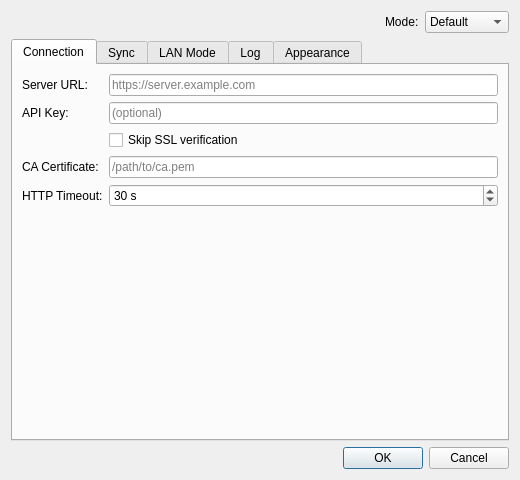
albertsdk/hsync-desktop, file hsync_desktop/ui/settings_dialog.ui: the form before one commit.
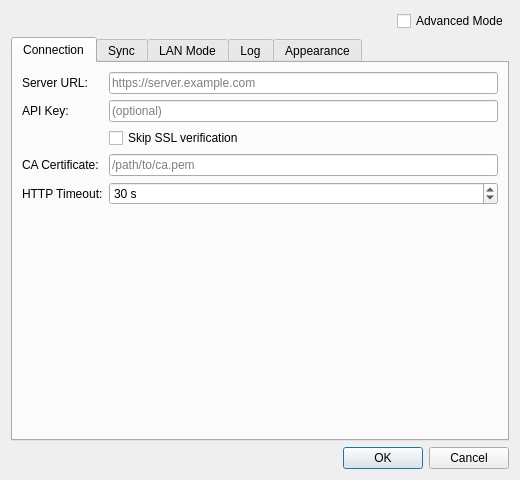
The form after the commit. Icons and pictures are not drawn.

Commit message:
refactor: replace mode combo with toggle checkbox for advanced settings
- Replace QComboBox with QCheckBox for simpler UX
- Checkbox labeled 'Advanced Mode' toggles visibility of advanced options

```diff
--- a/hsync_desktop/ui/settings_dialog.ui
+++ b/hsync_desktop/ui/settings_dialog.ui
@@ -37,26 +37,12 @@
       </spacer>
      </item>
      <item>
-      <widget class="QLabel" name="lblMode">
+      <widget class="QCheckBox" name="advancedMode">
        <property name="text">
-        <string>Mode:</string>
+        <string>Advanced Mode</string>
        </property>
       </widget>
      </item>
-     <item>
-      <widget class="QComboBox" name="modeCombo">
-       <item>
-        <property name="text">
-         <string>Default</string>
-        </property>
-       </item>
-       <item>
-        <property name="text">
-         <string>Advanced</string>
-        </property>
-       </item>
-      </widget>
-     </item>
     </layout>
    </item>
    <!-- Tab Widget -->
```
The commit also changes 1 other file.
